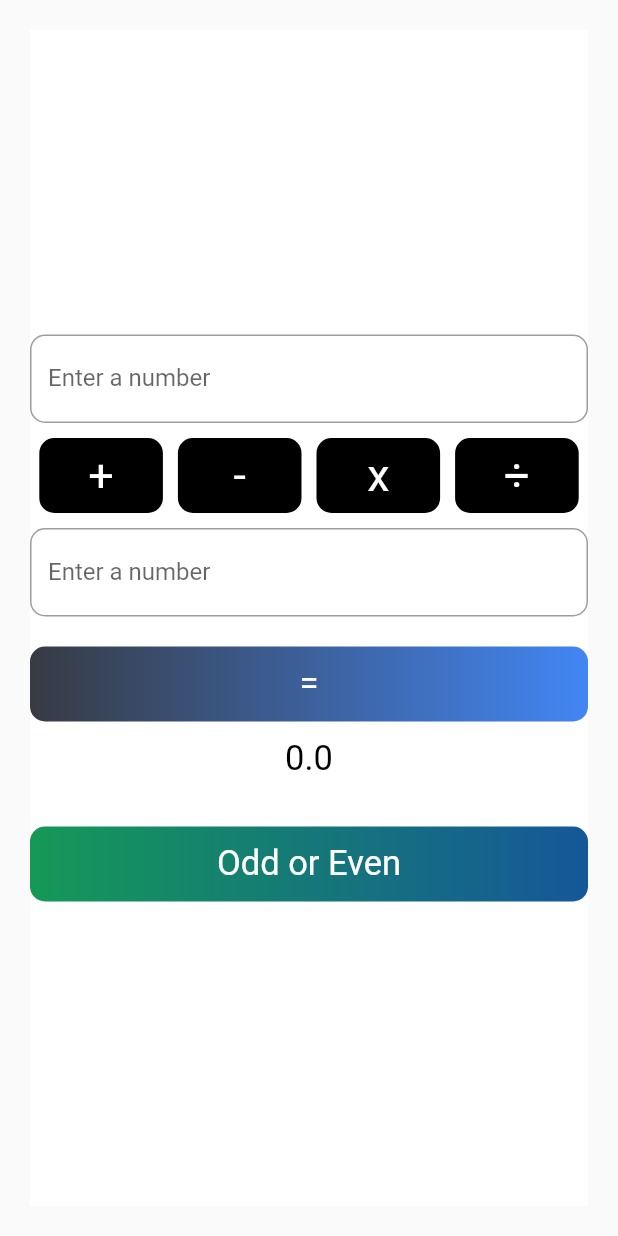
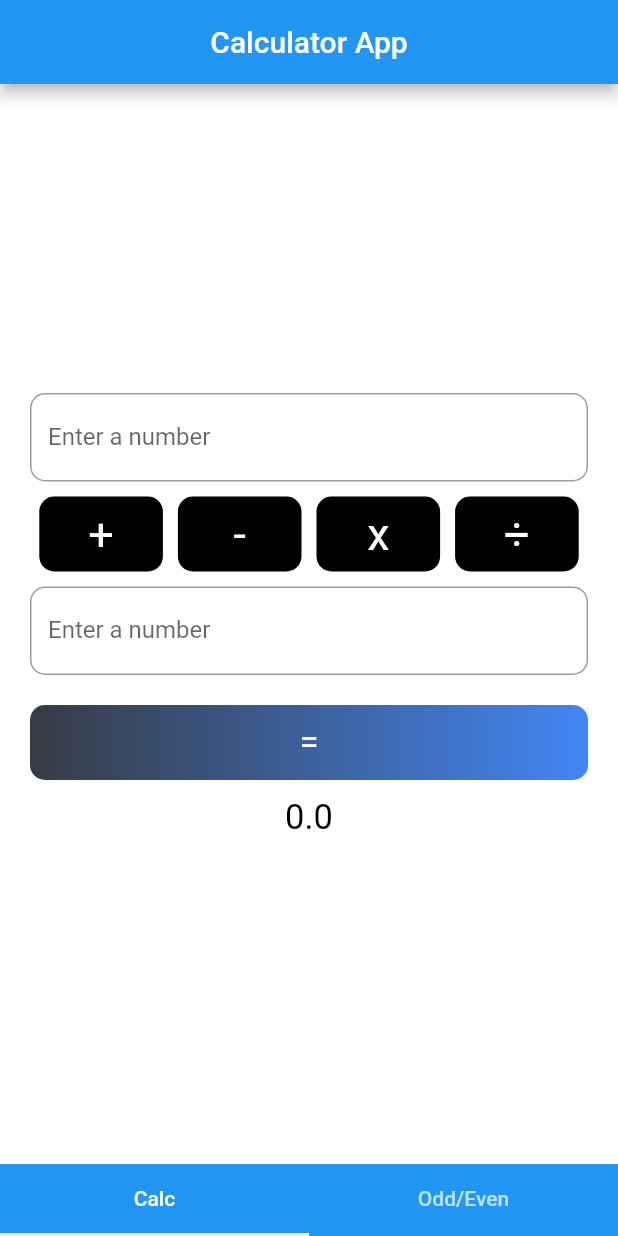
Before and after one commit to akbersalim/flutter-calculator, a Flutter app: the screen it shows after launch, on a phone screen of 412 x 824 dp. Run offline on Flutter 3.47's test engine with Material 2 defaults, Android fonts, the phone set to English and light mode, and no system bars.

```diff
--- a/lib/main.dart
+++ b/lib/main.dart
@@ -1,12 +1,14 @@
 import 'package:flutter/material.dart';
 import 'package:fluttercalc/views/add.dart';
+import 'package:fluttercalc/views/tab.dart';
 
-void main() => runApp(MyApp());
+void main() => runApp(TabView());
 
 class MyApp extends StatelessWidget {
   @override
   Widget build(BuildContext context) {
     return MaterialApp(
-        debugShowCheckedModeBanner: false, home: Scaffold(body: MyBody()));
+        debugShowCheckedModeBanner: false, home: Scaffold(
+        body: MyBody()));
   }
 }
--- a/lib/views/add.dart
+++ b/lib/views/add.dart
@@ -1,5 +1,3 @@
-import 'dart:io';
-
 import 'package:flutter/cupertino.dart';
 import 'package:flutter/material.dart';
 import 'package:fluttercalc/views/oddeven.dart';
@@ -224,32 +222,6 @@ class _MyBodyState extends State<MyBody> {
               ),
             ),
           ),
-          SizedBox(
-            height: 20.0,
-          ),
-          InkWell(
-            onTap: () {
-              Navigator.push(
-                  context, MaterialPageRoute(builder: (context) => OddEven()));
-            },
-            excludeFromSemantics: true,
-            child: Container(
-              decoration: BoxDecoration(
-                  borderRadius: BorderRadius.circular(10.0),
-                  gradient: LinearGradient(
-                    colors: [Color(0xff159957), Color(0xff155799)],
-                  )),
-              height: 50.0,
-              width: double.infinity,
-              child: Center(
-                child: Text(
-                  "Odd or Even",
-                  style: TextStyle(fontSize: 23.0, color: Colors.white),
-                  textAlign: TextAlign.center,
-                ),
-              ),
-            ),
-          ),
         ],
       ),
     );
--- a/lib/views/oddeven.dart
+++ b/lib/views/oddeven.dart
@@ -21,6 +21,7 @@ class _OddEvenState extends State<OddEven> {
             mainAxisAlignment: MainAxisAlignment.center,
             children: <Widget>[
               TextField(
+                keyboardType: TextInputType.numberWithOptions(),
                 controller: n,
                 decoration: InputDecoration(
                     focusedBorder: OutlineInputBorder(
--- /dev/null
+++ b/lib/views/tab.dart
@@ -0,0 +1,53 @@
+import 'package:flutter/material.dart';
+import 'package:fluttercalc/views/add.dart';
+import 'package:fluttercalc/views/oddeven.dart';
+
+class TabView extends StatefulWidget {
+  @override
+  TabViewState createState() => TabViewState();
+}
+
+class TabViewState extends State<TabView> with SingleTickerProviderStateMixin {
+  @override
+  TabController t;
+
+  void initState() {
+    super.initState();
+    t = TabController(length: 2, vsync: this);
+  }
+
+  void dispose() {
+    t.dispose();
+    super.dispose();
+  }
+
+  Widget build(BuildContext context) {
+    return MaterialApp(
+      debugShowCheckedModeBanner: false,
+      home: Scaffold(
+        appBar: AppBar(
+          centerTitle: true,
+          title: Text("Calculator App"),
+        ),
+        body: TabBarView(
+          children: <Widget>[Calculate(), OddEven()],
+          controller: t,
+        ),
+        bottomNavigationBar: Material(
+          color: Colors.blue,
+          child: TabBar(
+            tabs: <Widget>[
+              Tab(
+                child: Text("Calc"),
+              ),
+              Tab(
+                child: Text("Odd/Even"),
+              ),
+            ],
+            controller: t,
+          ),
+        ),
+      ),
+    );
+  }
+}
```
